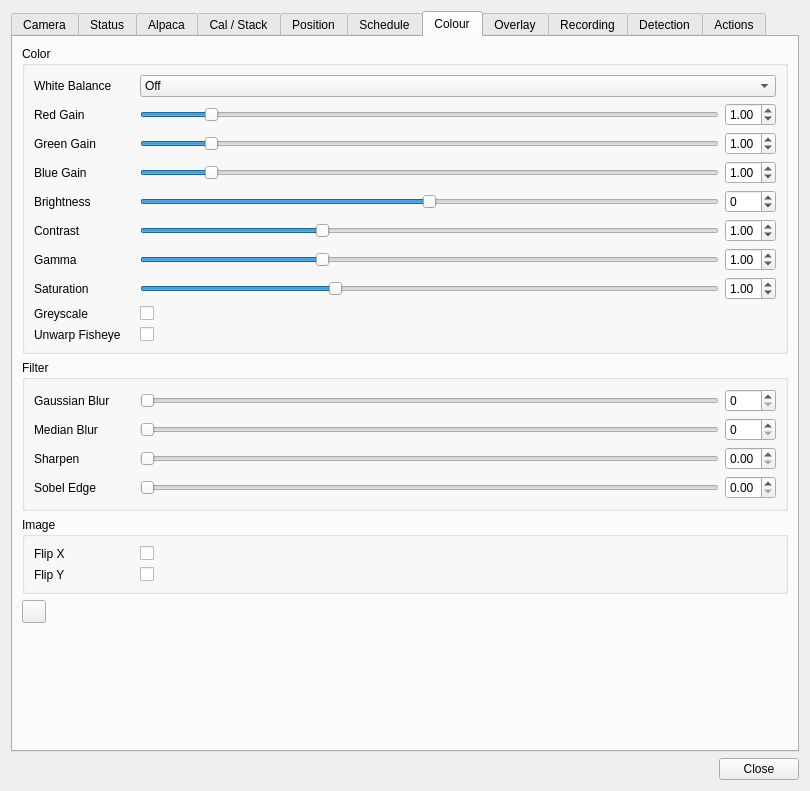
First picture: the form in plugins/feature/camera/camerasettingsdialog.ui, repository srcejon/sdrangel, before the edit.
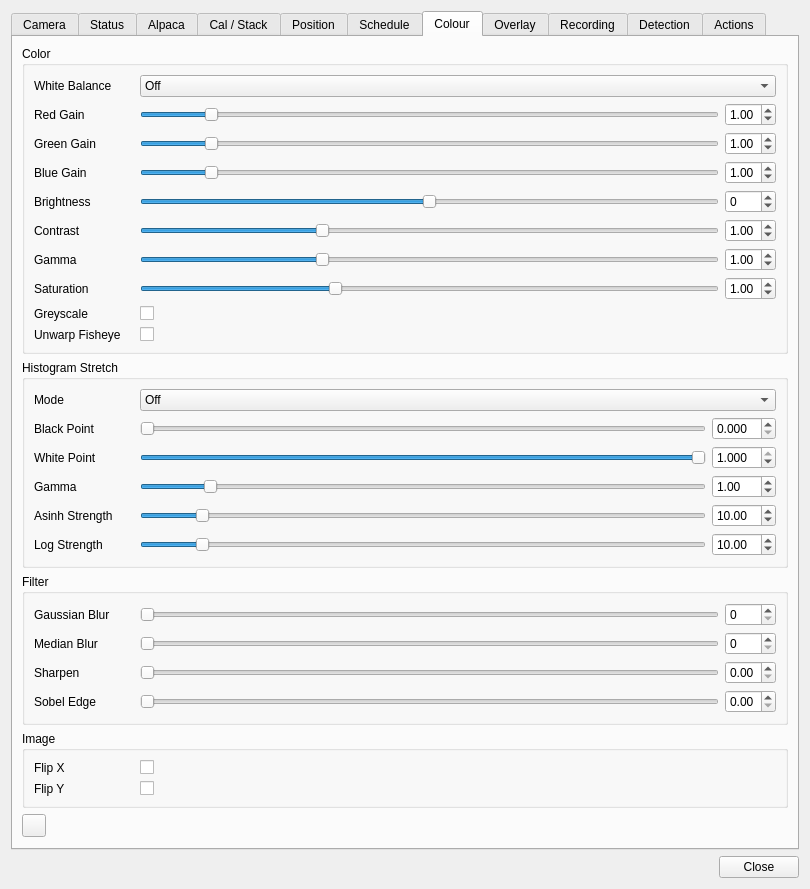
Second picture: the form after the edit. Icons and pictures are not drawn.

Commit message: Add camera histogram stretch modes

Patch:
```diff
--- a/plugins/feature/camera/camerasettingsdialog.ui
+++ b/plugins/feature/camera/camerasettingsdialog.ui
@@ -2186,10 +2186,262 @@
            </widget>
           </item>
          </layout>
-        </widget>
-       </item>
-       <item>
-        <widget class="QGroupBox" name="filterGroup">
+       </widget>
+      </item>
+      <item>
+       <widget class="QGroupBox" name="histogramStretchGroup">
+        <property name="title">
+         <string>Histogram Stretch</string>
+        </property>
+        <layout class="QGridLayout" name="gridLayout_histogramStretch">
+         <item row="0" column="0">
+          <widget class="QLabel" name="histogramStretchModeLabel">
+           <property name="minimumSize">
+            <size>
+             <width>100</width>
+             <height>0</height>
+            </size>
+           </property>
+           <property name="text">
+            <string>Mode</string>
+           </property>
+          </widget>
+         </item>
+         <item row="0" column="1" colspan="2">
+          <widget class="QComboBox" name="histogramStretchModeCombo">
+           <item>
+            <property name="text">
+             <string>Off</string>
+            </property>
+           </item>
+           <item>
+            <property name="text">
+             <string>Linear</string>
+            </property>
+           </item>
+           <item>
+            <property name="text">
+             <string>Gamma</string>
+            </property>
+           </item>
+           <item>
+            <property name="text">
+             <string>Asinh</string>
+            </property>
+           </item>
+           <item>
+            <property name="text">
+             <string>Log</string>
+            </property>
+           </item>
+          </widget>
+         </item>
+         <item row="1" column="0">
+          <widget class="QLabel" name="histogramStretchBlackPointLabel">
+           <property name="text">
+            <string>Black Point</string>
+           </property>
+          </widget>
+         </item>
+         <item row="1" column="1">
+          <widget class="QSlider" name="histogramStretchBlackPointSlider">
+           <property name="minimum">
+            <number>0</number>
+           </property>
+           <property name="maximum">
+            <number>1000</number>
+           </property>
+           <property name="orientation">
+            <enum>Qt::Orientation::Horizontal</enum>
+           </property>
+          </widget>
+         </item>
+         <item row="1" column="2">
+          <widget class="QDoubleSpinBox" name="histogramStretchBlackPointSpin">
+           <property name="decimals">
+            <number>3</number>
+           </property>
+           <property name="maximum">
+            <double>1.000000000000000</double>
+           </property>
+           <property name="singleStep">
+            <double>0.010000000000000</double>
+           </property>
+          </widget>
+         </item>
+         <item row="2" column="0">
+          <widget class="QLabel" name="histogramStretchWhitePointLabel">
+           <property name="text">
+            <string>White Point</string>
+           </property>
+          </widget>
+         </item>
+         <item row="2" column="1">
+          <widget class="QSlider" name="histogramStretchWhitePointSlider">
+           <property name="minimum">
+            <number>0</number>
+           </property>
+           <property name="maximum">
+            <number>1000</number>
+           </property>
+           <property name="value">
+            <number>1000</number>
+           </property>
+           <property name="orientation">
+            <enum>Qt::Orientation::Horizontal</enum>
+           </property>
+          </widget>
+         </item>
+         <item row="2" column="2">
+          <widget class="QDoubleSpinBox" name="histogramStretchWhitePointSpin">
+           <property name="decimals">
+            <number>3</number>
+           </property>
+           <property name="minimum">
+            <double>0.001000000000000</double>
+           </property>
+           <property name="maximum">
+            <double>1.000000000000000</double>
+           </property>
+           <property name="singleStep">
+            <double>0.010000000000000</double>
+           </property>
+           <property name="value">
+            <double>1.000000000000000</double>
+           </property>
+          </widget>
+         </item>
+         <item row="3" column="0">
+          <widget class="QLabel" name="histogramStretchGammaLabel">
+           <property name="text">
+            <string>Gamma</string>
+           </property>
+          </widget>
+         </item>
+         <item row="3" column="1">
+          <widget class="QSlider" name="histogramStretchGammaSlider">
+           <property name="minimum">
+            <number>10</number>
+           </property>
+           <property name="maximum">
+            <number>800</number>
+           </property>
+           <property name="value">
+            <number>100</number>
+           </property>
+           <property name="orientation">
+            <enum>Qt::Orientation::Horizontal</enum>
+           </property>
+          </widget>
+         </item>
+         <item row="3" column="2">
+          <widget class="QDoubleSpinBox" name="histogramStretchGammaSpin">
+           <property name="decimals">
+            <number>2</number>
+           </property>
+           <property name="minimum">
+            <double>0.100000000000000</double>
+           </property>
+           <property name="maximum">
+            <double>8.000000000000000</double>
+           </property>
+           <property name="singleStep">
+            <double>0.010000000000000</double>
+           </property>
+           <property name="value">
+            <double>1.000000000000000</double>
+           </property>
+          </widget>
+         </item>
+         <item row="4" column="0">
+          <widget class="QLabel" name="histogramStretchAsinhLabel">
+           <property name="text">
+            <string>Asinh Strength</string>
+           </property>
+          </widget>
+         </item>
+         <item row="4" column="1">
+          <widget class="QSlider" name="histogramStretchAsinhSlider">
+           <property name="minimum">
+            <number>1</number>
+           </property>
+           <property name="maximum">
+            <number>1000</number>
+           </property>
+           <property name="value">
+            <number>100</number>
+           </property>
+           <property name="orientation">
+            <enum>Qt::Orientation::Horizontal</enum>
+           </property>
+          </widget>
+         </item>
+         <item row="4" column="2">
+          <widget class="QDoubleSpinBox" name="histogramStretchAsinhSpin">
+           <property name="decimals">
+            <number>2</number>
+           </property>
+           <property name="minimum">
+            <double>0.100000000000000</double>
+           </property>
+           <property name="maximum">
+            <double>100.000000000000000</double>
+           </property>
+           <property name="singleStep">
+            <double>0.100000000000000</double>
+           </property>
+           <property name="value">
+            <double>10.000000000000000</double>
+           </property>
+          </widget>
+         </item>
+         <item row="5" column="0">
+          <widget class="QLabel" name="histogramStretchLogLabel">
+           <property name="text">
+            <string>Log Strength</string>
+           </property>
+          </widget>
+         </item>
+         <item row="5" column="1">
+          <widget class="QSlider" name="histogramStretchLogSlider">
+           <property name="minimum">
+            <number>1</number>
+           </property>
+           <property name="maximum">
+            <number>1000</number>
+           </property>
+           <property name="value">
+            <number>100</number>
+           </property>
+           <property name="orientation">
+            <enum>Qt::Orientation::Horizontal</enum>
+           </property>
+          </widget>
+         </item>
+         <item row="5" column="2">
+          <widget class="QDoubleSpinBox" name="histogramStretchLogSpin">
+           <property name="decimals">
+            <number>2</number>
+           </property>
+           <property name="minimum">
+            <double>0.100000000000000</double>
+           </property>
+           <property name="maximum">
+            <double>100.000000000000000</double>
+           </property>
+           <property name="singleStep">
+            <double>0.100000000000000</double>
+           </property>
+           <property name="value">
+            <double>10.000000000000000</double>
+           </property>
+          </widget>
+         </item>
+        </layout>
+       </widget>
+      </item>
+      <item>
+       <widget class="QGroupBox" name="filterGroup">
          <property name="title">
           <string>Filter</string>
          </property>
```
The commit also changes 6 other files.
